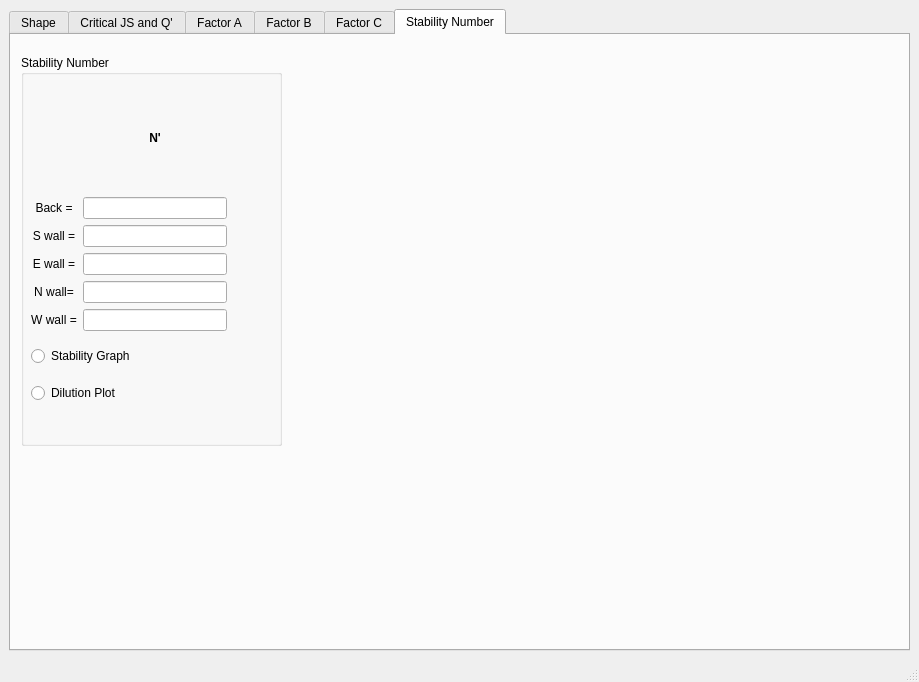
Above: mining.ui from amithreddy/ground-control-tool before the change. Below: the same form after it.
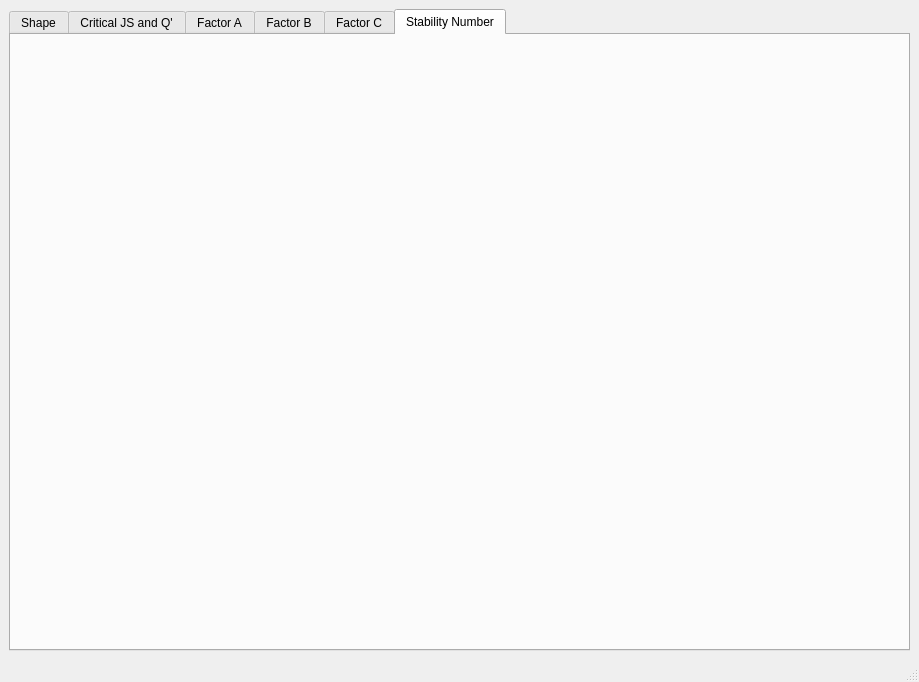
That is the form after the change. The open tabs and pages were chosen to show the change.

Commit message: added factorb tab

```diff
--- a/mining.ui
+++ b/mining.ui
@@ -973,138 +973,6 @@
          <attribute name="title">
           <string>Stability Number</string>
          </attribute>
-         <widget class="QGroupBox" name="groupBox_11">
-          <property name="geometry">
-           <rect>
-            <x>10</x>
-            <y>20</y>
-            <width>261</width>
-            <height>391</height>
-           </rect>
-          </property>
-          <property name="title">
-           <string>Stability Number</string>
-          </property>
-          <widget class="QWidget" name="gridLayoutWidget_4">
-           <property name="geometry">
-            <rect>
-             <x>10</x>
-             <y>30</y>
-             <width>196</width>
-             <height>246</height>
-            </rect>
-           </property>
-           <layout class="QGridLayout" name="gridLayout_8">
-            <item row="4" column="1">
-             <widget class="QLineEdit" name="lineEdit_57"/>
-            </item>
-            <item row="5" column="0">
-             <widget class="QLabel" name="label_62">
-              <property name="text">
-               <string>W wall =</string>
-              </property>
-              <property name="alignment">
-               <set>Qt::AlignCenter</set>
-              </property>
-             </widget>
-            </item>
-            <item row="1" column="0">
-             <widget class="QLabel" name="label_58">
-              <property name="text">
-               <string>Back =</string>
-              </property>
-              <property name="alignment">
-               <set>Qt::AlignCenter</set>
-              </property>
-             </widget>
-            </item>
-            <item row="4" column="0">
-             <widget class="QLabel" name="label_61">
-              <property name="text">
-               <string>N wall=</string>
-              </property>
-              <property name="alignment">
-               <set>Qt::AlignCenter</set>
-              </property>
-             </widget>
-            </item>
-            <item row="5" column="1">
-             <widget class="QLineEdit" name="lineEdit_61"/>
-            </item>
-            <item row="2" column="0">
-             <widget class="QLabel" name="label_60">
-              <property name="text">
-               <string>S wall =</string>
-              </property>
-              <property name="alignment">
-               <set>Qt::AlignCenter</set>
-              </property>
-             </widget>
-            </item>
-            <item row="2" column="1">
-             <widget class="QLineEdit" name="lineEdit_60"/>
-            </item>
-            <item row="3" column="1">
-             <widget class="QLineEdit" name="lineEdit_59"/>
-            </item>
-            <item row="3" column="0">
-             <widget class="QLabel" name="label_59">
-              <property name="text">
-               <string>E wall =</string>
-              </property>
-              <property name="alignment">
-               <set>Qt::AlignCenter</set>
-              </property>
-             </widget>
-            </item>
-            <item row="1" column="1">
-             <widget class="QLineEdit" name="lineEdit_58"/>
-            </item>
-            <item row="0" column="1">
-             <widget class="QLabel" name="label_63">
-              <property name="font">
-               <font>
-                <weight>75</weight>
-                <bold>true</bold>
-               </font>
-              </property>
-              <property name="text">
-               <string>N'</string>
-              </property>
-              <property name="alignment">
-               <set>Qt::AlignCenter</set>
-              </property>
-             </widget>
-            </item>
-           </layout>
-          </widget>
-          <widget class="QWidget" name="verticalLayoutWidget_3">
-           <property name="geometry">
-            <rect>
-             <x>10</x>
-             <y>280</y>
-             <width>160</width>
-             <height>80</height>
-            </rect>
-           </property>
-           <layout class="QVBoxLayout" name="verticalLayout_7">
-            <item>
-             <widget class="QRadioButton" name="radioButton_11">
-              <property name="text">
-               <string>Stability Graph</string>
-              </property>
-             </widget>
-            </item>
-            <item>
-             <widget class="QRadioButton" name="radioButton_12">
-              <property name="text">
-               <string>Dilution Plot</string>
-              </property>
-             </widget>
-            </item>
-           </layout>
-          </widget>
-         </widget>
         </widget>
        </widget>
       </item>
```
Left out of the diff: 99 changed lines with no effect on the pictures. The commit also changes 7 other files.
